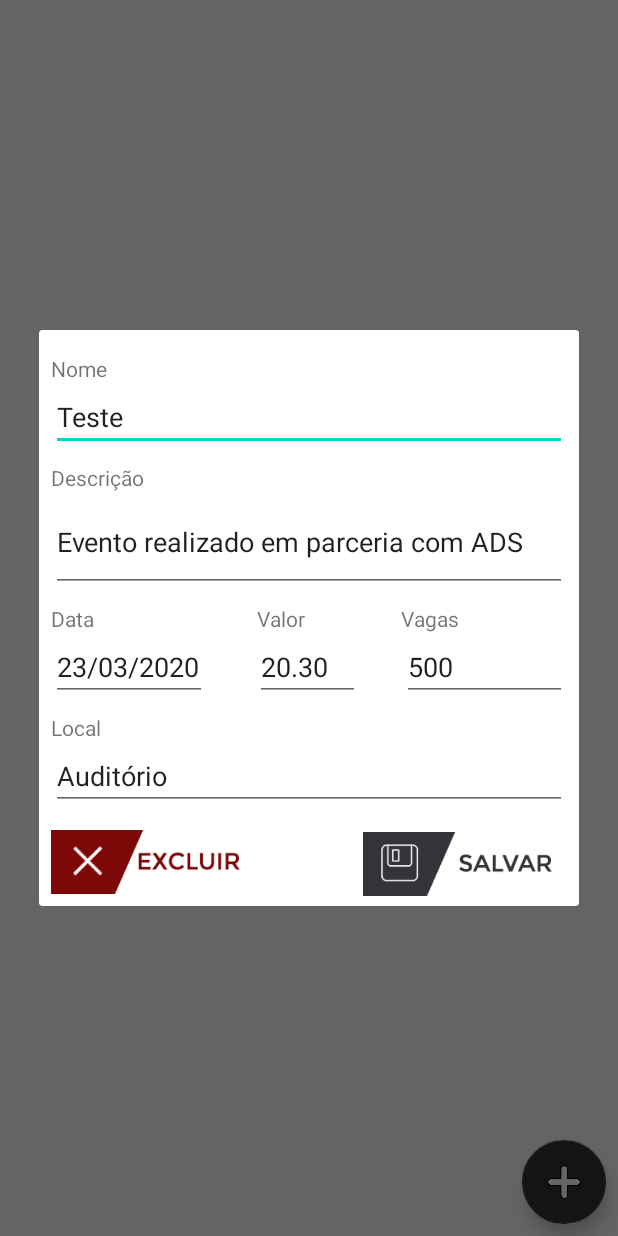
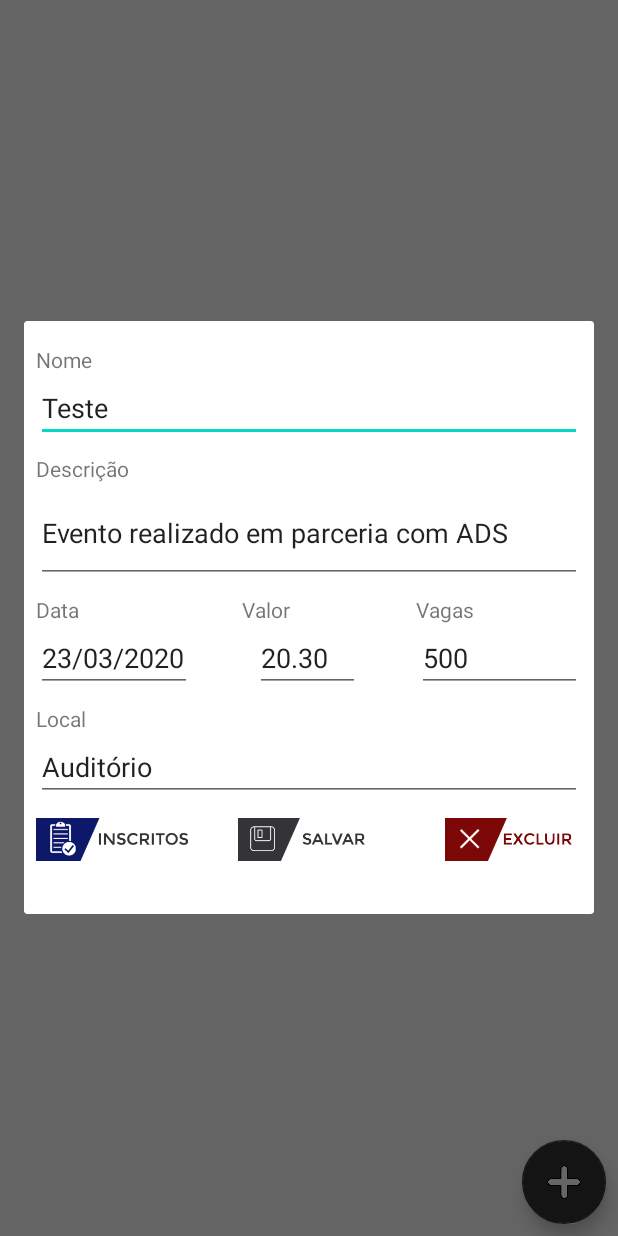
Before and after one commit to evandrolvg/Eventos, an Android app: the EventoController screen opened directly, with no data from a screen before it, after a tap on an icon or button, on a phone screen of 412 x 824 dp. Run offline under Robolectric (Android 15) with nearby library versions, the phone set to English and light mode, and no system bars; our stand-ins replace Firebase (no records; nobody signed in at launch, a user with empty details on screens opened directly).

Commit message:
Inscricoes / Lista de inscritos

```diff
--- a/app/src/main/java/com/example/eventos/EventoController.java
+++ b/app/src/main/java/com/example/eventos/EventoController.java
@@ -1,6 +1,5 @@
 package com.example.eventos;
 
-import android.content.Intent;
 import android.os.Bundle;
 import android.text.TextUtils;
 import android.util.Log;
@@ -34,13 +33,18 @@ public class EventoController extends AppCompatActivity {
     private EditText etLocalRealizacao;
     private ImageButton btnSalvar;
     private ImageButton btnDelete;
+    private ImageButton btnInscritos;
 
     private FloatingActionButton btnAddEvento;
 
     ListView ltEventos;
     List<Evento> eventos;
 
+    ListView ltInscricoes;
+    List<Inscricao> inscricoes;
+
     DatabaseReference databaseEventos;
+    DatabaseReference databaseInscricoes;
 
     private Evento eventoSelecionado;
 
@@ -60,14 +64,19 @@ public class EventoController extends AppCompatActivity {
         etQtdeVagas = findViewById(R.id.etQtdeVagas);
         etLocalRealizacao = findViewById(R.id.etLocalRealizacao);
 
-        btnSalvar = (ImageButton) findViewById(R.id.btnInscricao);
+        btnSalvar = (ImageButton) findViewById(R.id.btnSalvar);
         btnDelete = (ImageButton) findViewById(R.id.btnDelete);
+        btnInscritos = (ImageButton) findViewById(R.id.btnInscritos);
 
         btnAddEvento = (FloatingActionButton) findViewById(R.id.btnAddEvento);
 
         ltEventos = (ListView) findViewById(R.id.ltEventos);
 
         eventos = new ArrayList<>();
+
+        ltInscricoes = (ListView) findViewById(R.id.ltInscricoes);
+
+        inscricoes = new ArrayList<>();
 
         ltEventos.setOnItemClickListener(new AdapterView.OnItemClickListener() {
             @Override
@@ -93,7 +102,7 @@ public class EventoController extends AppCompatActivity {
         final View dialogView = inflater.inflate(R.layout.add_evento, null);
         dialogBuilder.setView(dialogView);
 
-        final ImageButton btnSalvar = (ImageButton) dialogView.findViewById(R.id.btnInscricao);
+        final ImageButton btnSalvar = (ImageButton) dialogView.findViewById(R.id.btnSalvar);
 
         final EditText etNome = (EditText) dialogView.findViewById(R.id.etNome);
         final EditText etDescricao = (EditText) dialogView.findViewById(R.id.etDescricao);
@@ -135,8 +144,9 @@ public class EventoController extends AppCompatActivity {
         final View dialogView = inflater.inflate(R.layout.add_evento, null);
         dialogBuilder.setView(dialogView);
 
-        final ImageButton btnSalvar = (ImageButton) dialogView.findViewById(R.id.btnInscricao);
+        final ImageButton btnSalvar = (ImageButton) dialogView.findViewById(R.id.btnSalvar);
         final ImageButton btnDelete = (ImageButton) dialogView.findViewById(R.id.btnDelete);
+        final ImageButton btnInscritos = (ImageButton) dialogView.findViewById(R.id.btnInscritos);
 
         final EditText etNome = (EditText) dialogView.findViewById(R.id.etNome);
         final EditText etDescricao = (EditText) dialogView.findViewById(R.id.etDescricao);
@@ -144,6 +154,7 @@ public class EventoController extends AppCompatActivity {
         final EditText etValor = (EditText) dialogView.findViewById(R.id.etValor);
         final EditText etQtdeVagas = (EditText) dialogView.findViewById(R.id.etQtdeVagas);
         final EditText etLocalRealizacao = (EditText) dialogView.findViewById(R.id.etLocalRealizacao);
+        final ListView ltInscricoes = (ListView) dialogView.findViewById(R.id.ltInscricoes);
 
         final AlertDialog b = dialogBuilder.create();
         b.show();
@@ -178,10 +189,41 @@ public class EventoController extends AppCompatActivity {
                 b.dismiss();
             }
         });
+
+        btnInscritos.setOnClickListener(new View.OnClickListener() {
+            @Override
+            public void onClick(View view) {
+                databaseInscricoes = FirebaseDatabase.getInstance().getReference("inscricoes").child(id);
+                databaseInscricoes.addValueEventListener(new ValueEventListener() {
+                    @Override
+                    public void onDataChange(DataSnapshot dataSnapshot) {
+                        inscricoes.clear();
+                        for (DataSnapshot postSnapshot : dataSnapshot.getChildren()) {
+                            Inscricao inscricao = postSnapshot.getValue(Inscricao.class);
+                            inscricoes.add(inscricao);
+                        }
+
+                        if (inscricoes.size() > 0) {
+                            InscricaoList inscricaoAdapter = new InscricaoList(EventoController.this, inscricoes);
+
+                            ltInscricoes.setAdapter(inscricaoAdapter);
+                        }else{
+                            Toast.makeText(getApplicationContext(), "Nenhum inscrito", Toast.LENGTH_LONG).show();
+                        }
+                    }
+
+                    @Override
+                    public void onCancelled(DatabaseError databaseError) {
+                        Log.d("databaseError", String.valueOf(databaseError));
+                    }
+                });
+            }
+        });
+
     }
 
     private boolean addUpdateEvento(String id, String nome, String descricao, String data, Double valor, int qtdeVagas, String localRealizacao) {
-        Log.d("ID", "ID:" + id);
+        //Log.d("ID", "ID:" + id);
         if (!TextUtils.isEmpty(id) && !id.equals(NULL)){
             Evento evento = new Evento(id, nome, descricao, data, valor, qtdeVagas, localRealizacao);
 
@@ -212,11 +254,6 @@ public class EventoController extends AppCompatActivity {
         return true;
     }
 
-    public void listar(View view) {
-        Intent intent = new Intent(this, MainActivity.class);
-        startActivity(intent);
-    }
-
     public void atualizaLista() {
         databaseEventos.addValueEventListener(new ValueEventListener() {
             @Override
--- a/app/src/main/java/com/example/eventos/EventoList.java
+++ b/app/src/main/java/com/example/eventos/EventoList.java
@@ -1,6 +1,7 @@
 package com.example.eventos;
 
 import android.app.Activity;
+import android.util.Log;
 import android.view.LayoutInflater;
 import android.view.View;
 import android.view.ViewGroup;
@@ -25,7 +26,7 @@ public class EventoList extends ArrayAdapter<Evento> {
         View listViewItem = inflater.inflate(R.layout.eventos_list, null, true);
 
         TextView tvNome = (TextView) listViewItem.findViewById(R.id.tvNome);
-        TextView tvDescricao = (TextView) listViewItem.findViewById(R.id.tvDescricao);
+        TextView tvDescricao = (TextView) listViewItem.findViewById(R.id.tvEmail);
         TextView tvData = (TextView) listViewItem.findViewById(R.id.tvData);
         TextView tvValor = (TextView) listViewItem.findViewById(R.id.tvValor);
         TextView tvQtdeVagas = (TextView) listViewItem.findViewById(R.id.tvQtdeVagas);
@@ -39,6 +40,7 @@ public class EventoList extends ArrayAdapter<Evento> {
         tvQtdeVagas.setText(String.valueOf(evento.getQtdeVagas()));
         tvLocalRealizacao.setText(evento.getLocalRealizacao());
 
+        //Log.d("listview", "Evento");
         return listViewItem;
     }
 }
--- a/app/src/main/res/layout/activity_main.xml
+++ b/app/src/main/res/layout/activity_main.xml
@@ -31,6 +31,7 @@
         android:layout_width="match_parent"
         android:layout_height="wrap_content"
         android:layout_marginTop="39dp"
+        android:layout_marginBottom="24dp"
         app:layout_constraintBottom_toBottomOf="parent"
         app:layout_constraintEnd_toEndOf="parent"
         app:layout_constraintHorizontal_bias="0.0"
--- a/app/src/main/res/layout/add_evento.xml
+++ b/app/src/main/res/layout/add_evento.xml
@@ -92,34 +92,47 @@
         app:layout_constraintTop_toBottomOf="@+id/textView6" />
 
     <ImageButton
-        android:id="@+id/btnInscricao"
-        android:layout_width="136dp"
-        android:layout_height="56dp"
+        android:id="@+id/btnSalvar"
+        android:layout_width="91dp"
+        android:layout_height="35dp"
         android:layout_marginTop="8dp"
-        android:layout_marginEnd="8dp"
-        android:layout_marginRight="8dp"
         android:background="#00FFFFFF"
         android:scaleType="fitCenter"
         app:layout_constraintBottom_toBottomOf="parent"
-        app:layout_constraintEnd_toEndOf="parent"
+        app:layout_constraintEnd_toStartOf="@+id/btnDelete"
+        app:layout_constraintHorizontal_bias="0.385"
+        app:layout_constraintStart_toEndOf="@+id/btnInscritos"
         app:layout_constraintTop_toBottomOf="@+id/etLocalRealizacao"
         app:layout_constraintVertical_bias="0.0"
         app:srcCompat="@drawable/btnsalvar" />
 
     <ImageButton
-        android:id="@+id/btnDelete"
-        android:layout_width="136dp"
-        android:layout_height="53dp"
+        android:id="@+id/btnInscritos"
+        android:layout_width="105dp"
+        android:layout_height="35dp"
         android:layout_marginStart="8dp"
         android:layout_marginLeft="8dp"
         android:layout_marginTop="8dp"
         android:background="#00FFFFFF"
+        android:scaleType="fitCenter"
+        app:layout_constraintBottom_toBottomOf="parent"
+        app:layout_constraintStart_toStartOf="parent"
+        app:layout_constraintTop_toBottomOf="@+id/etLocalRealizacao"
+        app:layout_constraintVertical_bias="0.0"
+        app:srcCompat="@drawable/btninscritos" />
+
+    <ImageButton
+        android:id="@+id/btnDelete"
+        android:layout_width="91dp"
+        android:layout_height="35dp"
+        android:layout_marginTop="8dp"
+        android:layout_marginEnd="8dp"
+        android:layout_marginRight="8dp"
+        android:background="#00FFFFFF"
         android:onClick="delete"
         android:scaleType="fitCenter"
         app:layout_constraintBottom_toBottomOf="parent"
-        app:layout_constraintEnd_toStartOf="@+id/btnInscricao"
-        app:layout_constraintHorizontal_bias="0.0"
-        app:layout_constraintStart_toStartOf="parent"
+        app:layout_constraintEnd_toEndOf="parent"
         app:layout_constraintTop_toBottomOf="@+id/etLocalRealizacao"
         app:layout_constraintVertical_bias="0.0"
         app:srcCompat="@drawable/btnexcluir"
@@ -199,5 +212,17 @@
         app:layout_constraintStart_toStartOf="parent"
         app:layout_constraintTop_toBottomOf="@+id/etData" />
 
+    <ListView
+        android:id="@+id/ltInscricoes"
+        android:layout_width="wrap_content"
+        android:layout_height="wrap_content"
+        android:layout_marginTop="16dp"
+        android:layout_marginBottom="16dp"
+        app:layout_constraintBottom_toBottomOf="parent"
+        app:layout_constraintEnd_toEndOf="parent"
+        app:layout_constraintHorizontal_bias="0.0"
+        app:layout_constraintStart_toStartOf="parent"
+        app:layout_constraintTop_toBottomOf="@+id/btnInscritos" />
+
 
 </androidx.constraintlayout.widget.ConstraintLayout>
--- a/app/src/main/res/layout/inscricao_evento.xml
+++ b/app/src/main/res/layout/inscricao_evento.xml
@@ -8,7 +8,7 @@
     tools:context=".MainActivity">
 
     <ImageButton
-        android:id="@+id/btnInscricao"
+        android:id="@+id/btnSalvar"
         android:layout_width="208dp"
         android:layout_height="61dp"
         android:layout_marginTop="24dp"
--- a/app/src/main/res/layout/lista_evento.xml
+++ b/app/src/main/res/layout/lista_evento.xml
@@ -15,6 +15,7 @@
         android:layout_marginTop="24dp"
         android:layout_marginEnd="8dp"
         android:layout_marginRight="8dp"
+        android:layout_marginBottom="24dp"
         app:layout_constraintBottom_toTopOf="@+id/btnAddEvento"
         app:layout_constraintEnd_toEndOf="parent"
         app:layout_constraintStart_toStartOf="parent"
```
Also changed, not shown: app/src/main/java/com/example/eventos/InscricaoList.java (added, +37 -0 lines), app/src/main/java/com/example/eventos/MainActivity.java (+6 -2 lines), app/src/main/res/layout/eventos_list.xml (+4 -4 lines), app/src/main/res/layout/inscricoes_list.xml (added, +42 -0 lines), app/src/main/res/drawable/bbb.png (deleted), app/src/main/res/drawable/btninscritos.jpg (added).
